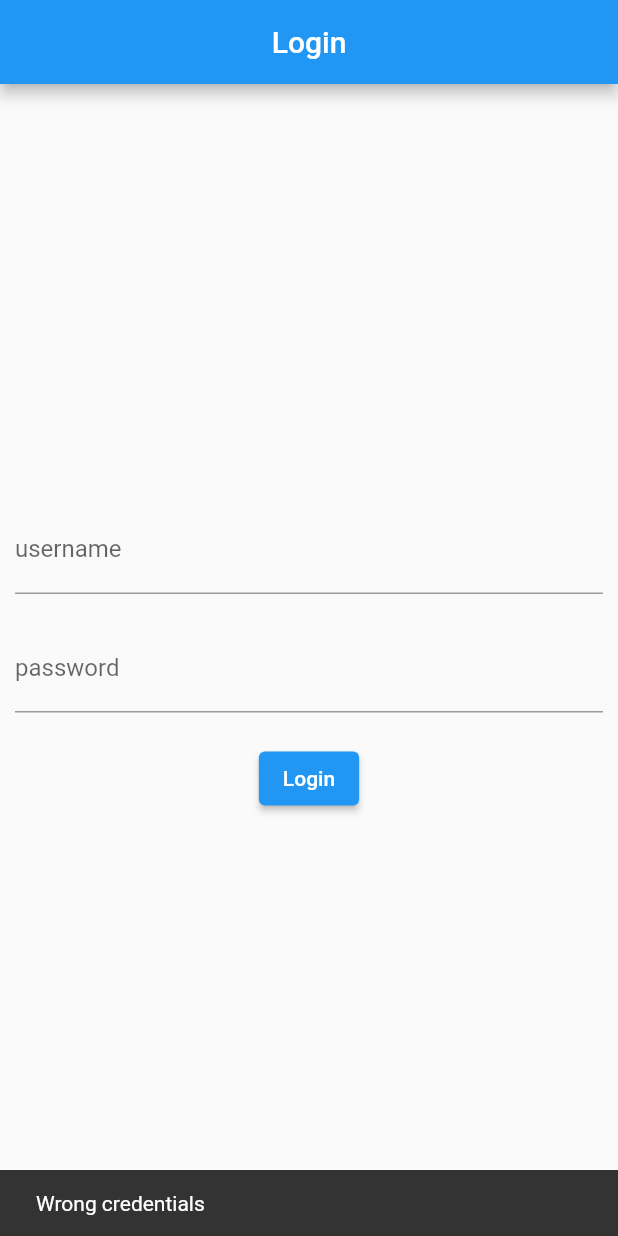
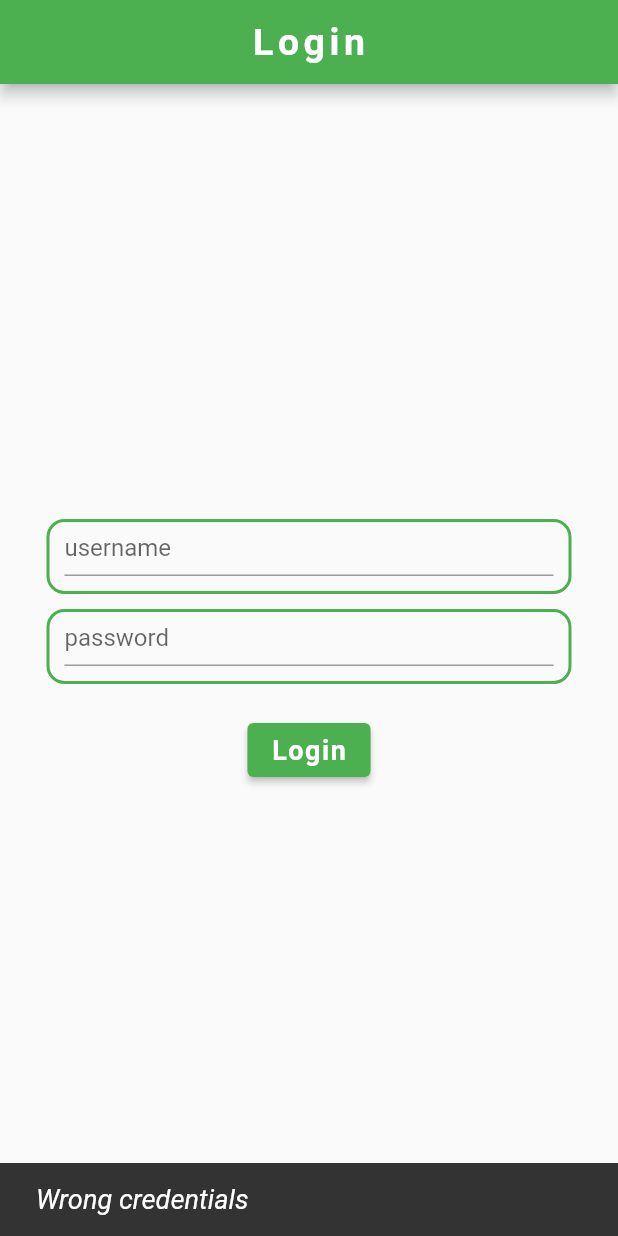
Before and after one commit to marilorena/ProgettoAppBWT, a Flutter app: the screen it shows after launch, after a tap on "Login", on a phone screen of 412 x 824 dp. Run offline on Flutter 3.47's test engine with Material 2 defaults, Android fonts, the phone set to English and light mode, and no system bars.

Commit message:
[main] login page ok

```diff
--- a/our_first_app/lib/main.dart
+++ b/our_first_app/lib/main.dart
@@ -12,6 +12,8 @@ class MyApp extends StatelessWidget {
   @override
   Widget build(BuildContext context) {
     return MaterialApp(
+      title: 'our first app',
+      theme: ThemeData(primarySwatch: Colors.green),
       initialRoute: '/login/',
       routes: {
         '/login/': (context) => const LoginPage(),
--- a/our_first_app/lib/screens/loginpage.dart
+++ b/our_first_app/lib/screens/loginpage.dart
@@ -14,42 +14,68 @@ class LoginPageState extends State<StatefulWidget>{
   @override
   Widget build(BuildContext context){
     return Scaffold(
-      appBar: AppBar(centerTitle: true, title: const Text('Login')),
+      appBar: AppBar(
+        centerTitle: true,
+        title: const Text(
+          'Login',
+          style: TextStyle(
+            fontWeight: FontWeight.bold,
+            fontSize: 25,
+            letterSpacing: 3
+          )
+        )
+      ),
       body: Center(
         child: Column(
           mainAxisAlignment: MainAxisAlignment.center,
           children: <Widget>[
-            Padding(
+            Container(
               padding: const EdgeInsets.all(10),
+              decoration: BoxDecoration(
+                border: Border.all(color: Colors.green, width: 2),
+                borderRadius: BorderRadius.circular(12)
+              ),
+              width: 350,
+              height: 50,
               child: TextField(
                 controller: _usernameController,
-                decoration: const InputDecoration(
-                  labelText: 'username',
-                )
+                decoration: const InputDecoration(hintText: 'username')
               ),
             ),
             Padding(
               padding: const EdgeInsets.all(10),
-              child: TextField(
-                controller: _passwordController,
-                decoration: const InputDecoration(
-                  labelText: 'password',
+              child: Container(
+                padding: const EdgeInsets.all(10),
+                decoration: BoxDecoration(
+                  border: Border.all(color: Colors.green, width: 2),
+                  borderRadius: BorderRadius.circular(12)
                 ),
-                obscureText: true,
-                obscuringCharacter: '•',
+                width: 350,
+                height: 50,
+                child: TextField(
+                  controller: _passwordController,
+                  decoration: const InputDecoration(hintText: 'password'),
+                  obscureText: true,
+                  obscuringCharacter: '•',
+                ),
               ),
             ),
             Padding(
               padding: const EdgeInsets.all(10),
               child: ElevatedButton(
                 child: const Text('Login'),
+                style: ElevatedButton.styleFrom(
+                  textStyle: const TextStyle(fontSize: 18, fontWeight: FontWeight.bold, letterSpacing: 1)
+                ),
                 onPressed: (){
-                  if(_usernameController.text=='bug@expert.com' && _passwordController.text=='5TrNgP5Wd'){
+                  if(_usernameController.text=='test' && _passwordController.text=='test'){
+                    _usernameController.text='';
+                    _passwordController.text='';
                     Navigator.pushNamed(context, '/home/', arguments: _usernameController.text);
                   }
                   else{
                     ScaffoldMessenger.of(context).showSnackBar(const SnackBar(
-                      content: Text('Wrong credentials'),
+                      content: Text('Wrong credentials', style: TextStyle(fontSize: 18, fontStyle: FontStyle.italic)),
                       duration: Duration(seconds: 2),
                       ),
                     );
```
